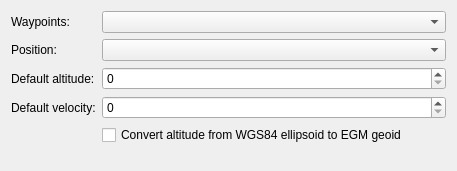
The window that src/Plugins/Import/GpxImport/src/GpxImportOptionWidget.ui (till213/SkyDolly) describes before a commit, drawn with Qt 5.
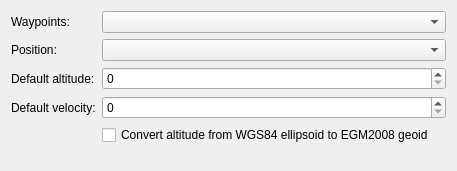
The same window after the commit.

Commit message:
Properly restore "convert altitude" option
- When toggling between GNSS and pressure altitude properly restore the
"convert altitude" option
- By connecting to the clicked() signal (which is only emitted upon user
interaction with the QCheckBox) instead of the stateChanged() signal

What changed in the file:
```diff
--- a/src/Plugins/Import/GpxImport/src/GpxImportOptionWidget.ui
+++ b/src/Plugins/Import/GpxImport/src/GpxImportOptionWidget.ui
@@ -91,7 +91,7 @@
    <item row="4" column="1">
     <widget class="QCheckBox" name="convertAltitudeCheckBox">
      <property name="text">
-      <string>Convert altitude from WGS84 ellipsoid to EGM geoid</string>
+      <string>Convert altitude from WGS84 ellipsoid to EGM2008 geoid</string>
      </property>
     </widget>
    </item>
```
The commit also changes 3 other files.
